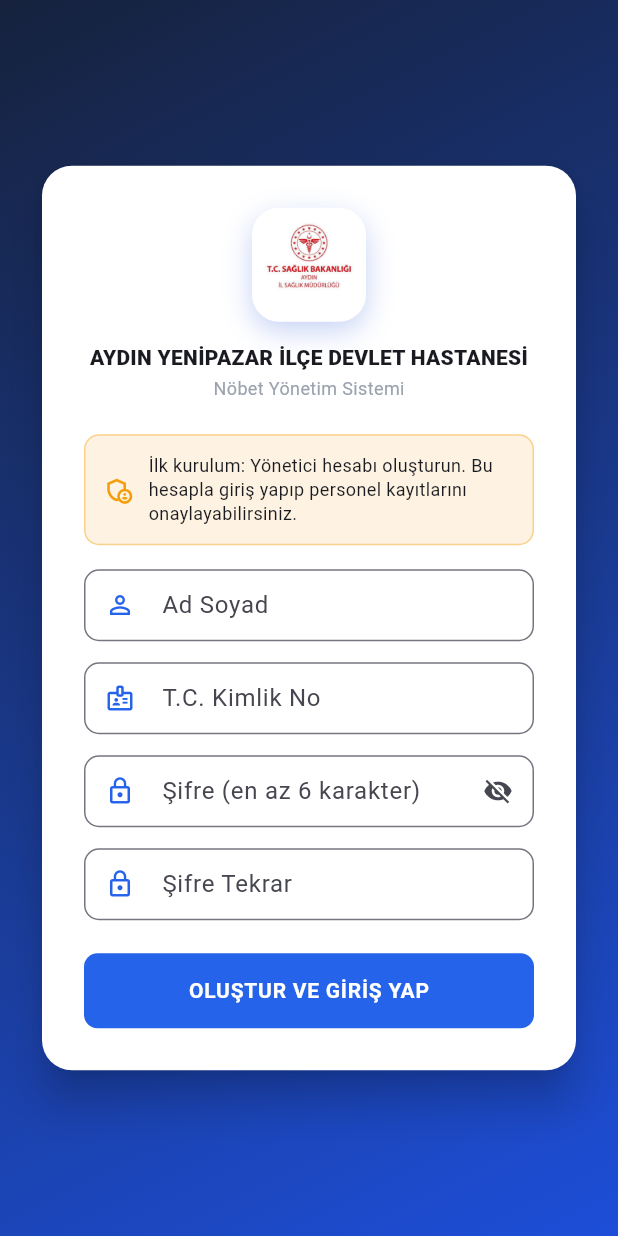
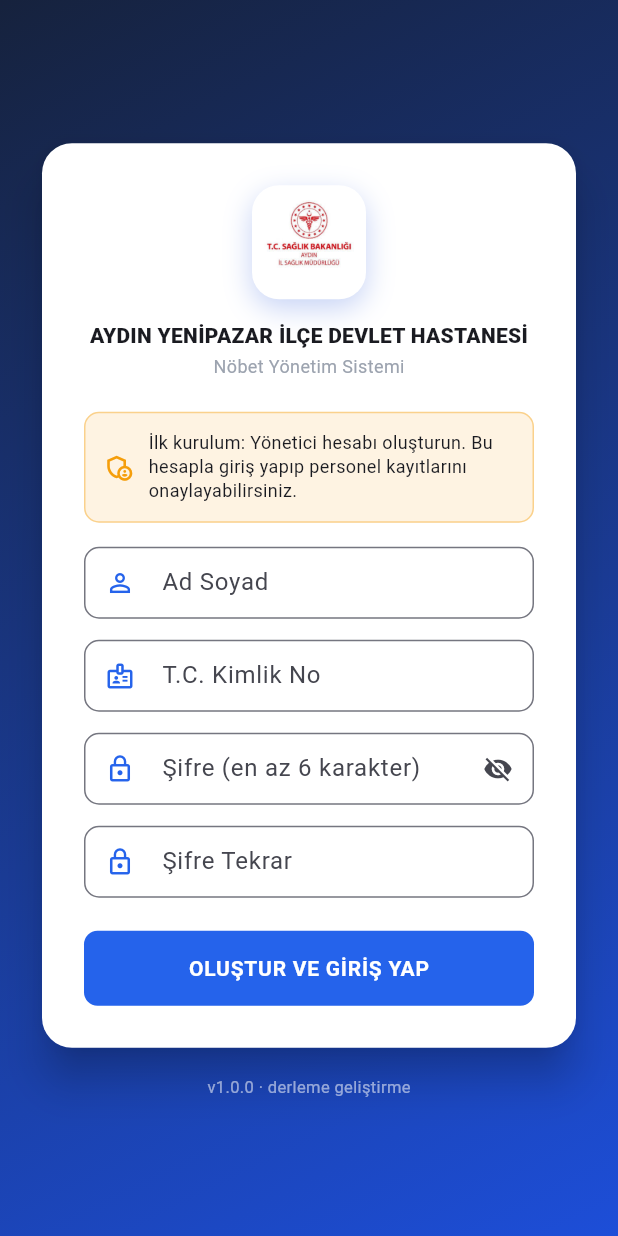
Before and after one commit to avara1984/nobet_pro, a Flutter app: the screen it shows after launch, on a phone screen of 412 x 824 dp. Run offline on Flutter 3.47's test engine with Material 3 defaults, Android fonts, the phone set to English and light mode, and no system bars; our stand-ins replace cloud_firestore, file_picker, firebase_auth, firebase_core, firebase_messaging, font_awesome_flutter and 3 more; accounts and stored records are empty; network calls fail; Roboto replaces fonts that are missing (Segoe UI).

Commit message:
Sürüm etiketi: giriş ekranında ve yan menüde derleme etiketi, tool/derle.ps1
Co-Authored-By: Claude Sonnet 5.5 <noreply@anthropic.com>

```diff
--- /dev/null
+++ b/lib/core/surum.dart
@@ -0,0 +1,13 @@
+/// Çalışan uygulamanın sürüm etiketi — hangi cihazda hangi derlemenin
+/// çalıştığını ayırt etmek için giriş ekranında ve yan menüde gösterilir.
+///
+/// Derleme etiketi derleme sırasında verilir (`tool/derle.ps1` bunu yapar):
+/// `flutter build ... --dart-define=DERLEME=261031-1850`. Verilmezse
+/// ("flutter run" ile geliştirirken) "geliştirme" görünür.
+const String kSurumNo = '1.0.0';
+
+const String kDerleme =
+    String.fromEnvironment('DERLEME', defaultValue: 'geliştirme');
+
+/// Ekranda gösterilen kısa metin, ör. `v1.0.0 · derleme 261031-1850`.
+const String kSurumMetni = 'v$kSurumNo · derleme $kDerleme';
--- a/lib/ekranlar/giris_ekrani.dart
+++ b/lib/ekranlar/giris_ekrani.dart
@@ -2,6 +2,7 @@ import 'package:flutter/material.dart';
 import 'package:flutter/services.dart';
 
 import '../core/kimlik.dart';
+import '../core/surum.dart';
 import '../core/tema.dart';
 import '../modeller/modeller.dart';
 import '../servisler/giris_servisi.dart';
@@ -195,7 +196,17 @@ class _GirisEkraniState extends State<GirisEkrani> {
             padding: const EdgeInsets.all(24),
             child: ConstrainedBox(
               constraints: const BoxConstraints(maxWidth: 420),
-              child: _kart(),
+              child: Column(
+                mainAxisSize: MainAxisSize.min,
+                children: [
+                  _kart(),
+                  const SizedBox(height: 14),
+                  const Text(
+                    kSurumMetni,
+                    style: TextStyle(color: Colors.white54, fontSize: 11),
+                  ),
+                ],
+              ),
             ),
           ),
         ),
```
Also changed, not shown: lib/ekranlar/ana_ekran.dart (+7 -0 lines), 3 other files.
